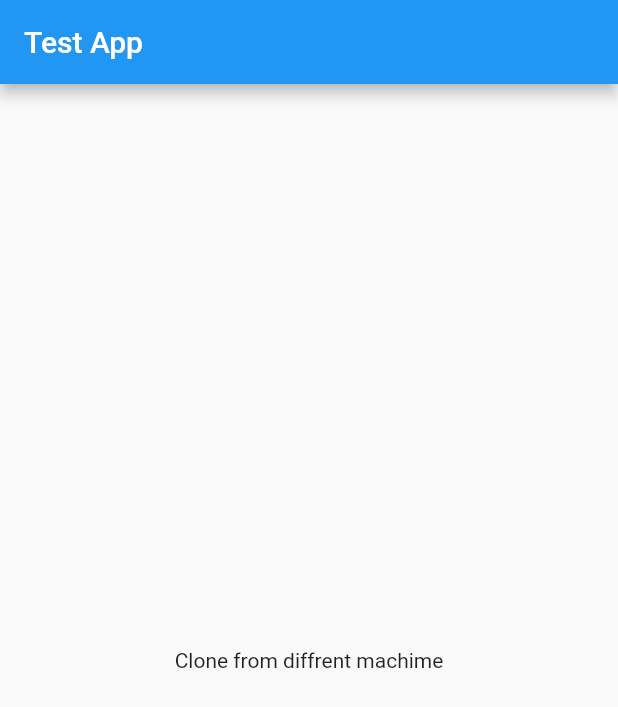
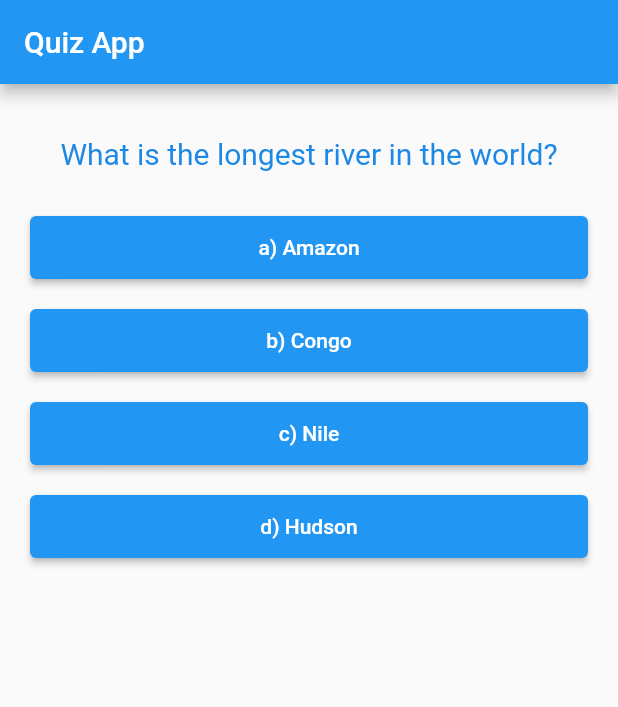
Before and after one commit to Yousef-Osman/Flutter-Boilerplate, a Flutter app: the screen it shows after launch, on a phone screen of 412 x 824 dp. Shown: the top 707 px of the screen. Run offline on Flutter 3.47's test engine with Material 2 defaults, Android fonts, the phone set to English and light mode, and no system bars.

Commit message:
finished quiz app

```diff
--- a/lib/main.dart
+++ b/lib/main.dart
@@ -1,4 +1,5 @@
 import 'package:flutter/material.dart';
+import 'quizApp/quizApp.dart';
 
 void main() {
   runApp(MyApp());
@@ -23,11 +24,9 @@ class HomePage extends StatelessWidget {
   Widget build(BuildContext context) {
     return Scaffold(
       appBar: AppBar(
-        title: Text('Test App'),
+        title: Text('Quiz App'),
       ),
-      body: Center(
-        child: Text('Clone from diffrent machime'),
-      ),
+      body: QuizApp(),
     );
   }
 }
--- /dev/null
+++ b/lib/quizApp/answer.dart
@@ -0,0 +1,20 @@
+import 'package:flutter/material.dart';
+
+class Answer extends StatelessWidget {
+
+  final Function answerQuestion;
+  final String answer;
+
+  Answer({this.answerQuestion, this.answer});
+
+  @override
+  Widget build(BuildContext context) {
+    return Padding(
+      padding: EdgeInsets.symmetric(horizontal: 20, vertical: 7),
+      child: ElevatedButton(
+        onPressed: answerQuestion,
+        child: Padding(padding: EdgeInsets.symmetric(vertical: 13), child: Text(answer)),
+      ),
+    );
+  }
+}
--- /dev/null
+++ b/lib/quizApp/question.dart
@@ -0,0 +1,20 @@
+import 'package:flutter/material.dart';
+
+class Question extends StatelessWidget {
+  final String questiontext;
+
+  Question({this.questiontext});
+
+  @override
+  Widget build(BuildContext context) {
+    return Container(
+      // width: double.infinity,
+      padding: EdgeInsets.fromLTRB(0, 35, 0, 20),
+      child: Text(
+        questiontext,
+        style: TextStyle(color: Colors.blue[600], fontSize: 20, ),
+        textAlign: TextAlign.center,
+      ),
+    );
+  }
+}
--- /dev/null
+++ b/lib/quizApp/quizApp.dart
@@ -0,0 +1,110 @@
+import 'package:flutter/material.dart';
+import 'question.dart';
+import 'answer.dart';
+
+class QuizApp extends StatefulWidget {
+  @override
+  _QuizAppState createState() => _QuizAppState();
+}
+
+class _QuizAppState extends State<QuizApp> {
+  int _questionIndex = 0;
+  int _score = 0;
+
+  void _answerQuestion(String answer) {
+    if(answer == _questions[_questionIndex]['Correct']){
+      _score +=1;
+    }
+
+    setState(() {
+      _questionIndex += 1;
+    });
+  }
+
+  void _restartTest() {
+    setState(() {
+      _questionIndex = 0;
+      _score = 0;
+    });
+  }
+
+  List<Map<String, Object>> _questions = [
+    {
+      'Question': 'What is the longest river in the world?',
+      'Answers': [
+        'a) Amazon',
+        'b) Congo',
+        'c) Nile',
+        'd) Hudson',
+      ],
+      'Correct': 'c) Nile',
+    },
+    {
+      'Question': 'Which Olympic sport is Michael Phelps known for?',
+      'Answers': [
+        'a) Snowboarding',
+        'b) Skiing',
+        'c) Running',
+        'd) Swimming',
+      ],
+      'Correct': 'd) Swimming',
+    },
+    {
+      'Question': 'Which planet in our solar system is the largest?',
+      'Answers': [
+        'a) Jupiter',
+        'b) Saturn',
+        'c) Neptune',
+        'd) Earth',
+      ],
+      'Correct': 'a) Jupiter',
+    },
+    {
+      'Question': 'Which ocean is the largest?',
+      'Answers': [
+        'a) Indian',
+        'b) Pacific',
+        'c) Atlantic',
+        'd) Arctic',
+      ],
+      'Correct': 'b) Pacific',
+    },
+  ];
+
+  @override
+  Widget build(BuildContext context) {
+    return (_questionIndex < _questions.length) ? nextQuestion() : getResult();
+  }
+
+  Widget nextQuestion() {
+    return Column(
+      crossAxisAlignment: CrossAxisAlignment.stretch,
+      children: [
+        Question(questiontext: _questions[_questionIndex]['Question']),
+        ...getAnsers(),
+      ],
+    );
+  }
+
+  Widget getResult() {
+    return Center(
+      child: Column(
+        mainAxisAlignment: MainAxisAlignment.center,
+        children: [
+          Text("Your Score is $_score/4"),
+          TextButton(
+            onPressed: _restartTest,
+            child: Text('Restart Test'),
+          )
+        ],
+      ),
+    );
+  }
+
+  List<Widget> getAnsers() {
+    return (_questions[_questionIndex]['Answers'] as List<String>)
+        .map(
+            (answer) => Answer(answerQuestion: () => _answerQuestion(answer), answer: answer))
+        .toList();
+  }
+}
```
